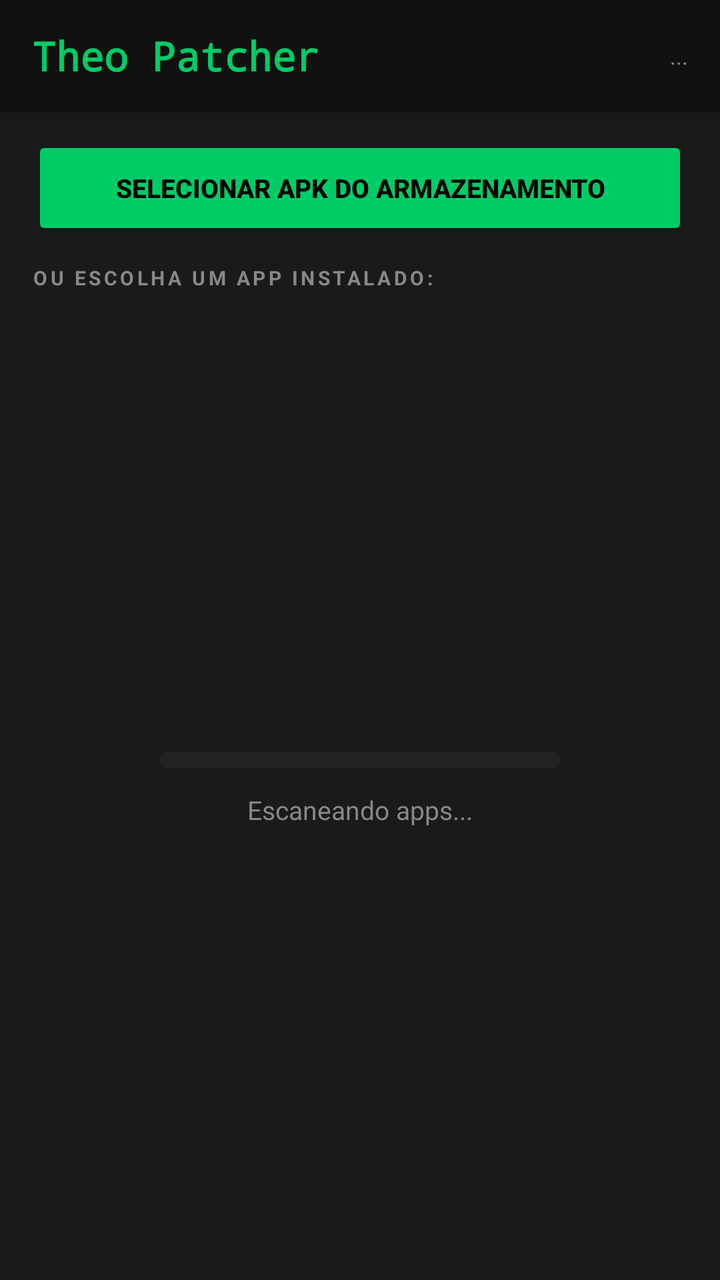
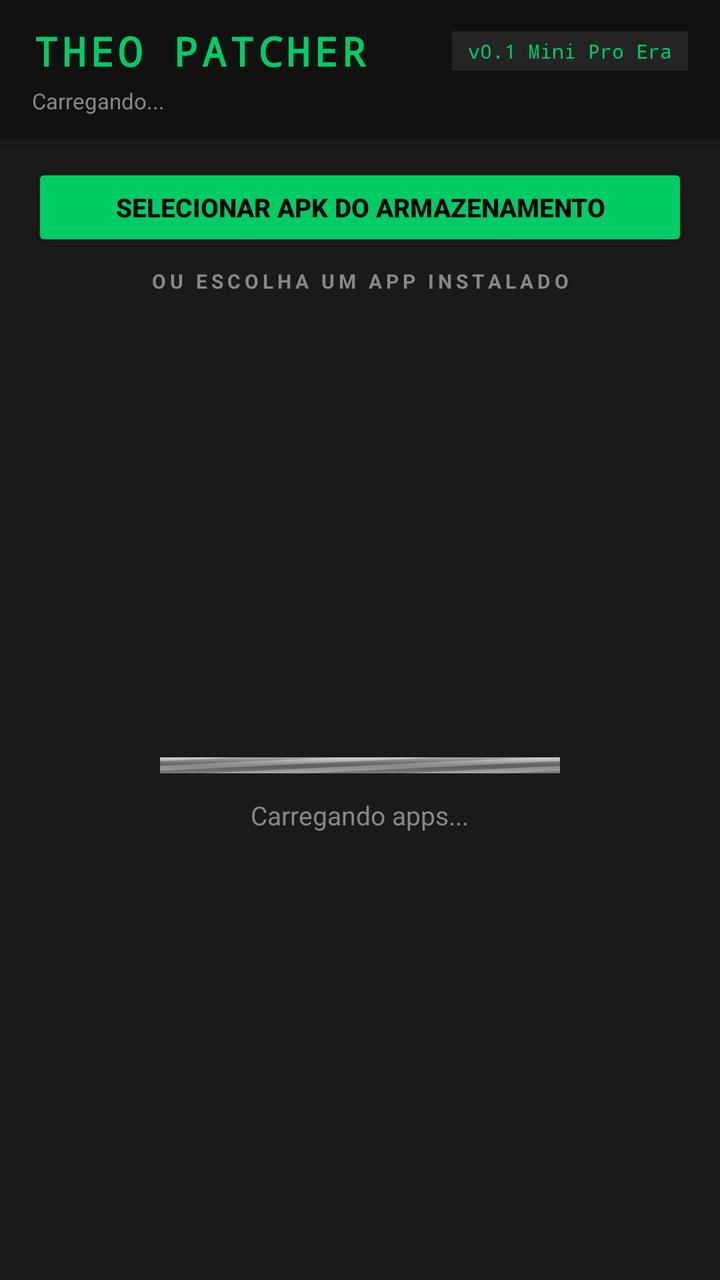

An Android layout rendered at two revisions. The XML below is the earlier revision; the diff shows what the commit changed to produce the second picture.
<!-- AndroidManifest.xml: application theme Theme.TheoPatcher -->
<!-- res/layout/activity_main.xml -->
<?xml version="1.0" encoding="utf-8"?>
<LinearLayout xmlns:android="http://schemas.android.com/apk/res/android"
    android:layout_width="match_parent"
    android:layout_height="match_parent"
    android:orientation="vertical"
    android:background="@color/bg_dark">

    <LinearLayout
        android:layout_width="match_parent"
        android:layout_height="56dp"
        android:background="@color/bg_header"
        android:gravity="center_vertical"
        android:paddingHorizontal="16dp"
        android:elevation="4dp">

        <TextView
            android:layout_width="0dp"
            android:layout_height="wrap_content"
            android:layout_weight="1"
            android:text="Theo Patcher"
            android:textColor="@color/accent_green"
            android:textSize="20sp"
            android:textStyle="bold"
            android:fontFamily="monospace" />

        <TextView
            android:id="@+id/tvStatus"
            android:layout_width="wrap_content"
            android:layout_height="wrap_content"
            android:text="..."
            android:textColor="@color/text_secondary"
            android:textSize="11sp" />
    </LinearLayout>

    <Button
        android:id="@+id/btnPickApk"
        android:layout_width="match_parent"
        android:layout_height="52dp"
        android:layout_marginHorizontal="16dp"
        android:layout_marginTop="12dp"
        android:layout_marginBottom="4dp"
        android:text="SELECIONAR APK DO ARMAZENAMENTO"
        android:textColor="#000000"
        android:textStyle="bold"
        android:textSize="13sp"
        android:backgroundTint="@color/accent_green" />

    <TextView
        android:layout_width="match_parent"
        android:layout_height="wrap_content"
        android:paddingHorizontal="16dp"
        android:paddingTop="8dp"
        android:paddingBottom="4dp"
        android:text="OU ESCOLHA UM APP INSTALADO:"
        android:textColor="@color/text_secondary"
        android:textSize="10sp"
        android:textStyle="bold"
        android:letterSpacing="0.15" />

    <EditText
        android:id="@+id/etSearch"
        android:layout_width="match_parent"
        android:layout_height="44dp"
        android:background="@color/bg_card"
        android:hint="Buscar apps..."
        android:textColor="@color/text_primary"
        android:textColorHint="@color/text_secondary"
        android:paddingHorizontal="16dp"
        android:inputType="text"
        android:imeOptions="actionSearch"
        android:singleLine="true"
        android:visibility="gone" />

    <LinearLayout
        android:id="@+id/layoutLoading"
        android:layout_width="match_parent"
        android:layout_height="0dp"
        android:layout_weight="1"
        android:orientation="vertical"
        android:gravity="center">

        <ProgressBar
            android:id="@+id/progressBar"
            style="@android:style/Widget.ProgressBar.Horizontal"
            android:layout_width="200dp"
            android:layout_height="8dp"
            android:progressTint="@color/accent_green"
            android:progressBackgroundTint="@color/bg_card" />

        <TextView
            android:id="@+id/tvProgress"
            android:layout_width="wrap_content"
            android:layout_height="wrap_content"
            android:layout_marginTop="12dp"
            android:text="Escaneando apps..."
            android:textColor="@color/text_secondary"
            android:textSize="13sp" />
    </LinearLayout>

    <androidx.recyclerview.widget.RecyclerView
        android:id="@+id/rvAppList"
        android:layout_width="match_parent"
        android:layout_height="0dp"
        android:layout_weight="1"
        android:clipToPadding="false"
        android:paddingVertical="4dp"
        android:visibility="gone" />

</LinearLayout>
<!-- resources referenced by this layout -->
<resources>
  <color name="accent_green">#00CC66</color>
  <color name="bg_card">#242424</color>
  <color name="bg_dark">#1A1A1A</color>
  <color name="bg_header">#111111</color>
  <color name="text_primary">#E8E8E8</color>
  <color name="text_secondary">#888888</color>
  <style name="Theme.TheoPatcher" parent="Theme.AppCompat.NoActionBar">
          <item name="colorPrimary">#00CC66</item>
          <item name="colorPrimaryDark">#111111</item>
          <item name="colorAccent">#00CC66</item>
          <item name="android:windowBackground">#1A1A1A</item>
          <item name="android:statusBarColor">#111111</item>
          <item name="android:navigationBarColor">#111111</item>
      </style>
</resources>

<!-- the commit's change to res/layout/activity_main.xml (unified diff, before → after) -->
@@ -7,55 +7,75 @@
 
     <LinearLayout
         android:layout_width="match_parent"
-        android:layout_height="56dp"
+        android:layout_height="wrap_content"
         android:background="@color/bg_header"
-        android:gravity="center_vertical"
+        android:orientation="vertical"
         android:paddingHorizontal="16dp"
+        android:paddingTop="12dp"
+        android:paddingBottom="12dp"
         android:elevation="4dp">
 
-        <TextView
-            android:layout_width="0dp"
+        <LinearLayout
+            android:layout_width="match_parent"
             android:layout_height="wrap_content"
-            android:layout_weight="1"
-            android:text="Theo Patcher"
-            android:textColor="@color/accent_green"
-            android:textSize="20sp"
-            android:textStyle="bold"
-            android:fontFamily="monospace" />
+            android:gravity="center_vertical">
+
+            <TextView
+                android:layout_width="0dp"
+                android:layout_height="wrap_content"
+                android:layout_weight="1"
+                android:text="THEO PATCHER"
+                android:textColor="@color/accent_green"
+                android:textSize="20sp"
+                android:textStyle="bold"
+                android:fontFamily="monospace"
+                android:letterSpacing="0.1" />
+
+            <TextView
+                android:id="@+id/tvVersion"
+                android:layout_width="wrap_content"
+                android:layout_height="wrap_content"
+                android:text="v0.1 Mini Pro Era"
+                android:textColor="@color/accent_green"
+                android:textSize="10sp"
+                android:fontFamily="monospace"
+                android:background="@color/bg_card"
+                android:paddingHorizontal="8dp"
+                android:paddingVertical="3dp" />
+        </LinearLayout>
 
         <TextView
             android:id="@+id/tvStatus"
             android:layout_width="wrap_content"
             android:layout_height="wrap_content"
-            android:text="..."
+            android:text="Carregando..."
             android:textColor="@color/text_secondary"
-            android:textSize="11sp" />
+            android:textSize="11sp"
+            android:layout_marginTop="4dp" />
     </LinearLayout>
 
     <Button
         android:id="@+id/btnPickApk"
         android:layout_width="match_parent"
-        android:layout_height="52dp"
+        android:layout_height="44dp"
         android:layout_marginHorizontal="16dp"
         android:layout_marginTop="12dp"
-        android:layout_marginBottom="4dp"
         android:text="SELECIONAR APK DO ARMAZENAMENTO"
         android:textColor="#000000"
+        android:textSize="13sp"
         android:textStyle="bold"
-        android:textSize="13sp"
         android:backgroundTint="@color/accent_green" />
 
     <TextView
         android:layout_width="match_parent"
         android:layout_height="wrap_content"
-        android:paddingHorizontal="16dp"
-        android:paddingTop="8dp"
-        android:paddingBottom="4dp"
-        android:text="OU ESCOLHA UM APP INSTALADO:"
+        android:text="OU ESCOLHA UM APP INSTALADO"
         android:textColor="@color/text_secondary"
         android:textSize="10sp"
         android:textStyle="bold"
-        android:letterSpacing="0.15" />
+        android:gravity="center"
+        android:letterSpacing="0.2"
+        android:paddingVertical="8dp" />
 
     <EditText
         android:id="@+id/etSearch"
@@ -84,6 +104,7 @@
             style="@android:style/Widget.ProgressBar.Horizontal"
             android:layout_width="200dp"
             android:layout_height="8dp"
+            android:indeterminate="true"
             android:progressTint="@color/accent_green"
             android:progressBackgroundTint="@color/bg_card" />
 
@@ -92,7 +113,7 @@
             android:layout_width="wrap_content"
             android:layout_height="wrap_content"
             android:layout_marginTop="12dp"
-            android:text="Escaneando apps..."
+            android:text="Carregando apps..."
             android:textColor="@color/text_secondary"
             android:textSize="13sp" />
     </LinearLayout>
